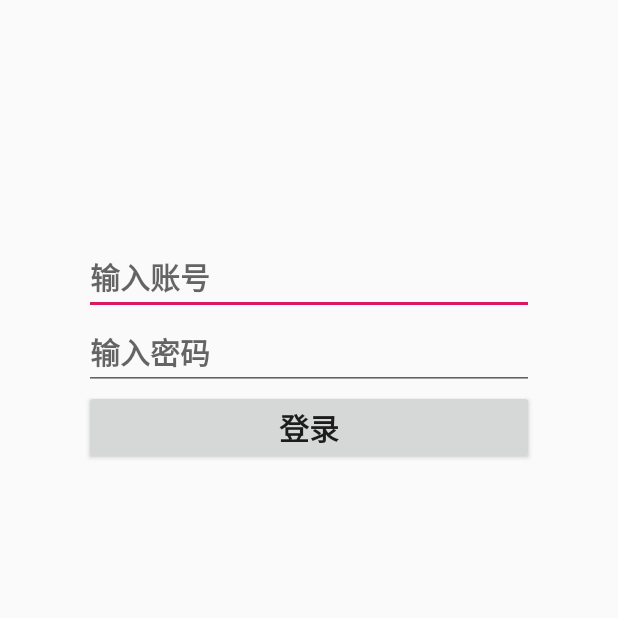
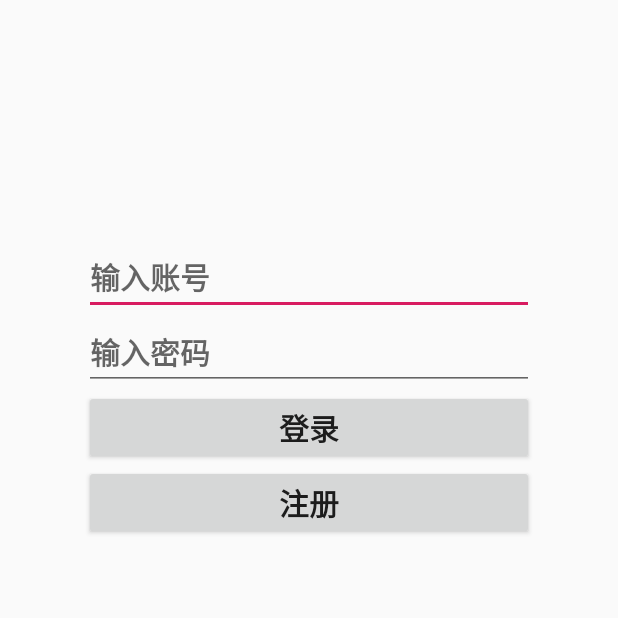
Before and after one commit to SpeakingSword/SocialSoftware, an Android app: the screen it shows after launch (LoginActivity), on a phone screen of 412 x 824 dp, the top half of it. Run offline under Robolectric (Android 15) with nearby library versions, the phone set to English and light mode, and no system bars; libraries missing offline, so code that uses them is left out: com.netease.nimlib; 2 statements that could not run were skipped.

Commit message:
some change

```diff
--- a/app/src/main/AndroidManifest.xml
+++ b/app/src/main/AndroidManifest.xml
@@ -109,7 +109,8 @@
 
         <activity
             android:name=".MainActivity"
-            android:label="@string/title_activity_main"></activity>
+            android:label="@string/title_activity_main" />
+        <activity android:name=".RegisterActivity" android:theme="@style/registerActivity"></activity>
     </application>
 
 </manifest>
--- a/app/src/main/java/com/example/hp/tiptip/LoginActivity.java
+++ b/app/src/main/java/com/example/hp/tiptip/LoginActivity.java
@@ -31,11 +31,11 @@ import okhttp3.RequestBody;
 import okhttp3.Response;
 
 public class LoginActivity extends AppCompatActivity {
-    private EditText username;
-    private EditText password;
+    private EditText userId;
+    private EditText userPassword;
     private ImageView loginIcon;
-    private String loginUrl = "http://192.168.3.2:8080/TipTip/loginAction";
-    private String loginIconUrl = "http://192.168.3.2:8081/avatar.png";
+    private String loginUrl = "http://10.0.2.2:8080/TipTip/loginAction";
+    private String loginIconUrl = "http://10.0.2.2:8081/avatar.png";
    /* private Handler handler = new Handler(){
         public void handleMessage(Message msg) {
             Bitmap bitmap = (Bitmap)msg.obj;
@@ -47,17 +47,23 @@ public class LoginActivity extends AppCompatActivity {
     protected void onCreate(Bundle savedInstanceState) {
         super.onCreate(savedInstanceState);
         setContentView(R.layout.activity_login);
-        loginIcon = findViewById(R.id.loginIcon);
-        username = findViewById(R.id.loginUsername);
-        password = findViewById(R.id.loginPassword);
+        //loginIcon = findViewById(R.id.loginIcon);
+        initEditText();
         //setImageView(loginIconUrl);
     }
 
+    private void initEditText(){
+        userId = findViewById(R.id.loginUserId);
+        userPassword = findViewById(R.id.loginUserPassword);
+    }
+
     public void loginCheck(View v){
-        startActivity(new Intent(LoginActivity.this,MainActivity.class));
-        finish();
         //doIMLogin(username.getText().toString(),password.getText().toString());
-        //doServerLogin(loginUrl);
+        doServerLogin(loginUrl);
+    }
+
+    public void goToRegister(View v){
+        startActivity(new Intent(LoginActivity.this,RegisterActivity.class));
     }
 
     private void doServerLogin(String url){
@@ -65,8 +71,8 @@ public class LoginActivity extends AppCompatActivity {
         OkHttpClient client = new OkHttpClient.Builder().build();
         //创建POST表单，获取username和password
         RequestBody post = new FormBody.Builder()
-                .add("loginName",username.getText().toString())
-                .add("loginPassword",password.getText().toString())
+                .add("userId",userId.getText().toString())
+                .add("userPassword",userPassword.getText().toString())
                 .build();
         //开始请求，填入url和表单
         Request request = new Request.Builder()
--- a/app/src/main/res/layout/activity_login.xml
+++ b/app/src/main/res/layout/activity_login.xml
@@ -5,8 +5,12 @@
     android:layout_width="match_parent"
     android:layout_height="match_parent"
     tools:context=".LoginActivity">
+    <RelativeLayout
+        android:layout_width="match_parent"
+        android:layout_height="match_parent"
+        android:gravity="center_horizontal">
     <LinearLayout
-        android:layout_width="match_parent"
+        android:layout_width="320dp"
         android:layout_height="match_parent"
         android:orientation="vertical"
         >
@@ -19,7 +23,7 @@
             />
 
         <EditText
-            android:id="@+id/loginUsername"
+            android:id="@+id/loginUserId"
             android:layout_width="300dp"
             android:layout_height="50dp"
             android:hint="输入账号"
@@ -30,7 +34,7 @@
             android:inputType="textPersonName"
             />
         <EditText
-            android:id="@+id/loginPassword"
+            android:id="@+id/loginUserPassword"
             android:layout_width="300dp"
             android:layout_height="50dp"
             android:layout_gravity="center_horizontal"
@@ -49,8 +53,19 @@
             android:textStyle="bold"
             android:layout_gravity="center_horizontal"
             />
+        <Button
+            android:id="@+id/registerBtn"
+            android:layout_width="300dp"
+            android:layout_height="50dp"
+            android:text="注册"
+            android:onClick="goToRegister"
+            android:textSize="20sp"
+            android:textStyle="bold"
+            android:layout_gravity="center_horizontal"
+            />
 
 
     </LinearLayout>
+    </RelativeLayout>
 
 </android.support.constraint.ConstraintLayout>
--- a/app/src/main/res/values/styles.xml
+++ b/app/src/main/res/values/styles.xml
@@ -17,5 +17,10 @@
         <item name="colorPrimaryDark">@color/colorPrimaryDark</item>
         <item name="colorAccent">@color/colorAccent</item>
     </style>
+    <style name="registerActivity" parent="Theme.AppCompat.Light.NoActionBar">
+        <item name="colorPrimary">@color/colorPrimary</item>
+        <item name="colorPrimaryDark">@color/colorPrimaryDark</item>
+        <item name="colorAccent">@color/colorAccent</item>
+    </style>
 
 </resources>
```
Also changed, not shown: app/src/main/java/com/example/hp/tiptip/ContactFragment.java (+58 -0 lines), app/src/main/java/com/example/hp/tiptip/RegisterActivity.java (added, +85 -0 lines), app/src/main/res/layout/activity_register.xml (added, +70 -0 lines), app/src/main/res/layout/fragment_contact.xml (+33 -2 lines).
